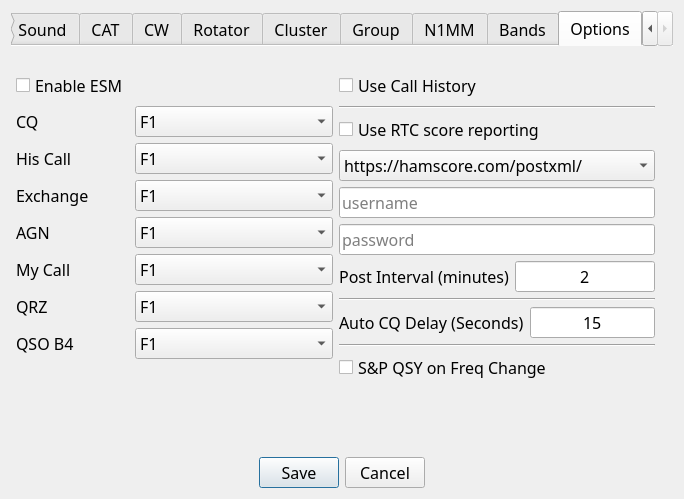
Old version of the form not1mm/data/configuration.ui in the repository mbridak/not1mm.
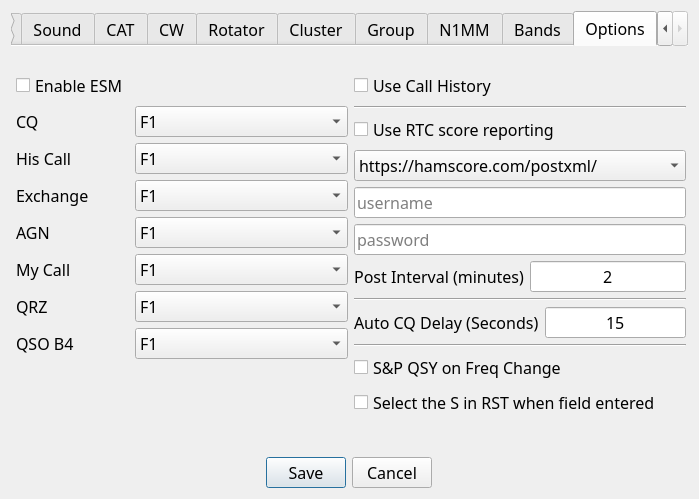
New version of the form. The open tabs and pages were chosen to show the change.

Commit message: Add edit_rst checkbox to settings and update highlight logic for QLineEdit

```diff
--- a/not1mm/data/configuration.ui
+++ b/not1mm/data/configuration.ui
@@ -6,7 +6,7 @@
    <rect>
     <x>0</x>
     <y>0</y>
-    <width>684</width>
+    <width>699</width>
     <height>499</height>
    </rect>
   </property>
@@ -1745,7 +1745,7 @@
         <rect>
          <x>5</x>
          <y>25</y>
-         <width>639</width>
+         <width>670</width>
          <height>378</height>
         </rect>
        </property>
@@ -2433,6 +2433,13 @@
             </property>
            </widget>
           </item>
+          <item>
+           <widget class="QCheckBox" name="edit_rst">
+            <property name="text">
+             <string>Select the S in RST when field entered</string>
+            </property>
+           </widget>
+          </item>
           <item>
            <spacer name="verticalSpacer_8">
             <property name="orientation">
```
The commit also changes 2 other files.
